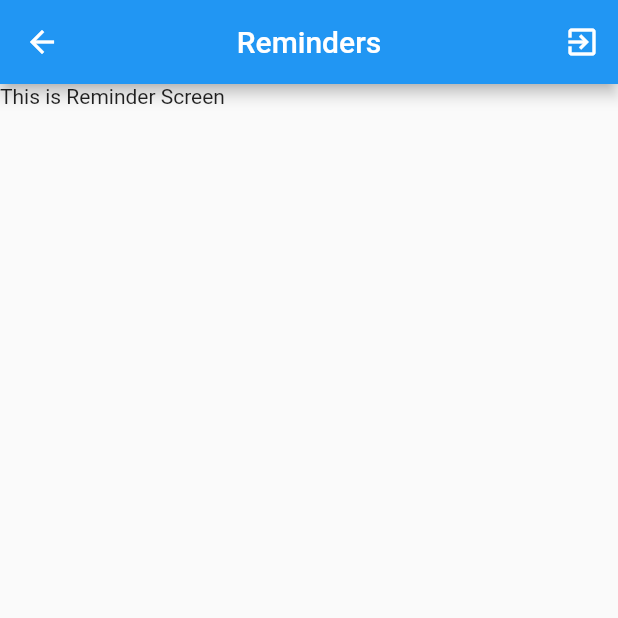
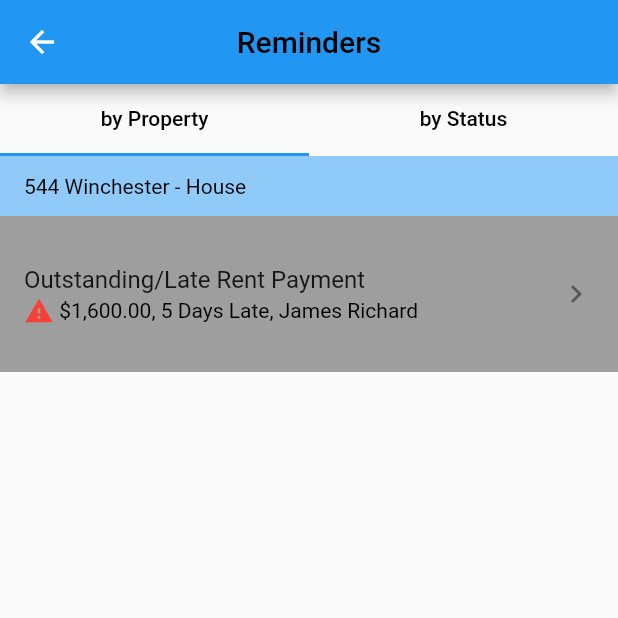
Before and after one commit to harsh1715/PropertyPal, a Flutter app: the ReminderScreen screen opened directly, on a phone screen of 412 x 824 dp, the top half of it. Run offline on Flutter 3.47's test engine with Material 2 defaults, Android fonts, the phone set to English and light mode, and no system bars; our stand-ins replace firebase_auth, firebase_core; accounts and stored records are empty.

Commit message:
Reminder Screen

```diff
--- a/lib/screens/reminder_screen.dart
+++ b/lib/screens/reminder_screen.dart
@@ -1,10 +1,9 @@
 import 'package:firebase_auth/firebase_auth.dart';
 import 'package:flutter/material.dart';
-
 import 'login_screens.dart';
 
 class ReminderScreen extends StatefulWidget {
-  const ReminderScreen({super.key});
+  const ReminderScreen({Key? key});
 
   @override
   State<ReminderScreen> createState() => _ReminderScreenState();
@@ -12,39 +11,127 @@ class ReminderScreen extends StatefulWidget {
 
 class _ReminderScreenState extends State<ReminderScreen> {
   var isLogoutLoading = false;
-  logOut() async {
-    setState(() {
-      isLogoutLoading = true;
-    });
-    await FirebaseAuth.instance.signOut();
-    Navigator.of(context).pushReplacement(
-      MaterialPageRoute(builder: (context) => Login()),
-    );
 
-    setState(() {
-      isLogoutLoading = false;
-    });
+
+
+  // Function to handle navigation to the next page
+  void navigateToAnotherPage() {
+    // Replace with your navigation logic
+    Navigator.of(context).push(MaterialPageRoute(builder: (context) => AnotherPage()));
   }
 
   @override
   Widget build(BuildContext context) {
     return Scaffold(
       appBar: AppBar(
-        // backgroundColor: Colors.blue.shade900,
-        title: Text("Reminders",style: TextStyle(color: Colors.white),),
+        title: Text("Reminders", style: TextStyle(color: Colors.black)),
         centerTitle: true,
-        actions: [
-          IconButton(
-            onPressed: (){
-              logOut();
-            },
-            icon: isLogoutLoading
-                ? CircularProgressIndicator()
-                : Icon(Icons.exit_to_app,),
-          )
-        ],
       ),
-      body: Text("This is Reminder Screen"),
+      body: DefaultTabController(
+        length: 2,
+        child: Column(
+          children: [
+            const TabBar(
+              labelColor: Colors.black, // Tab label color
+              tabs: [
+                Tab(
+                  child: Text(
+                    "by Property",
+                    style: TextStyle(color: Colors.black),
+                  ),
+                ),
+                Tab(
+                  child: Text(
+                    "by Status",
+                    style: TextStyle(color: Colors.black),
+                  ),
+                ),
+              ],
+            ),
+            Expanded(
+              child: TabBarView(
+                children: [
+                  ListView(
+                    // padding: const EdgeInsets.only(top: 16),
+                    children: [
+                      Row(
+                        children: [
+                          Expanded(
+                            child: Container(
+                              height: 40,
+                              decoration: BoxDecoration(
+                                color: Colors.blue.shade200,
+                              ),
+                              child: const Align(
+                                alignment: Alignment.centerLeft, // Left-align the text
+                                child: Padding(
+                                  padding: EdgeInsets.only(left: 16), // Adjust the left padding
+                                  child: Text(
+                                    "544 Winchester - House",
+                                    style: TextStyle(
+                                      color: Colors.black,
+                                    ),
+                                  ),
+                                ),
+                              ),
+                            ),
+                          ),
+                        ],
+                      ),
+                      // Add more widgets to the list if needed
+
+                      // Add a styled ListTile for navigation to another page
+                      ListTile(
+                        contentPadding: EdgeInsets.all(16), // Padding for ListTile content
+                        title: Text("Outstanding/Late Rent Payment"),
+                        trailing: Icon(Icons.navigate_next), // Add a ">" icon to the right
+                        tileColor: Colors.grey, // Background color for the ListTile
+                        subtitle: const Column(
+                          crossAxisAlignment: CrossAxisAlignment.start,
+                          children: [
+                            Row(
+                              children: [
+                                Icon(
+                                  Icons.warning,
+                                  color: Colors.red,
+                                  size: 20,
+                                ),
+                                Text(
+                                  " \$1,600.00, 5 Days Late, James Richard",
+                                  style: TextStyle(color: Colors.black),
+                                ),
+                              ],
+                            ),
+                          ],
+                        ),
+                        onTap: navigateToAnotherPage,
+                      )
+                    ],
+                  ),
+                  const Center(
+                    child: Text("Content for Status Tab"),
+                  ),
+                ],
+              ),
+            ),
+          ],
+        ),
+      ),
     );
   }
 }
+
+// Define the AnotherPage widget for navigation
+class AnotherPage extends StatelessWidget {
+  @override
+  Widget build(BuildContext context) {
+    return Scaffold(
+      appBar: AppBar(
+        title: Text("James Richard"),
+      ),
+      body: Center(
+        child: Text("STuff"),
+      ),
+    );
+  }
+}
```
